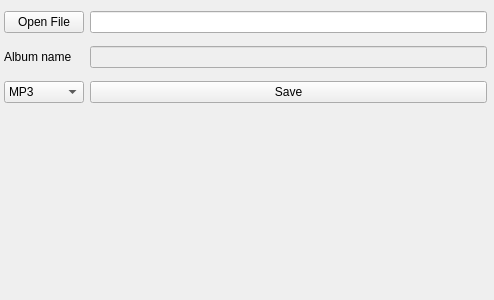
Above: mainwindow.ui from fufik/SimpleTagTool before the change. Below: the same form after it.
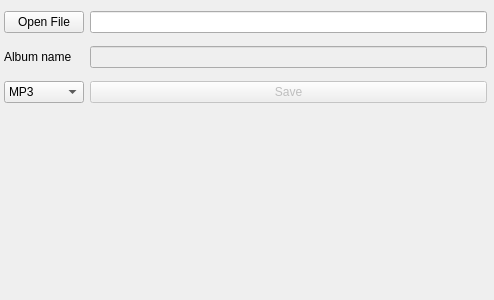
That is the form after the change.

```diff
--- a/mainwindow.ui
+++ b/mainwindow.ui
@@ -83,6 +83,9 @@
      </item>
      <item row="3" column="1">
       <widget class="QPushButton" name="savebut">
+       <property name="enabled">
+        <bool>false</bool>
+       </property>
        <property name="text">
         <string>Save</string>
        </property>
```
Left out of the diff: 5 changed lines with no effect on the pictures.
